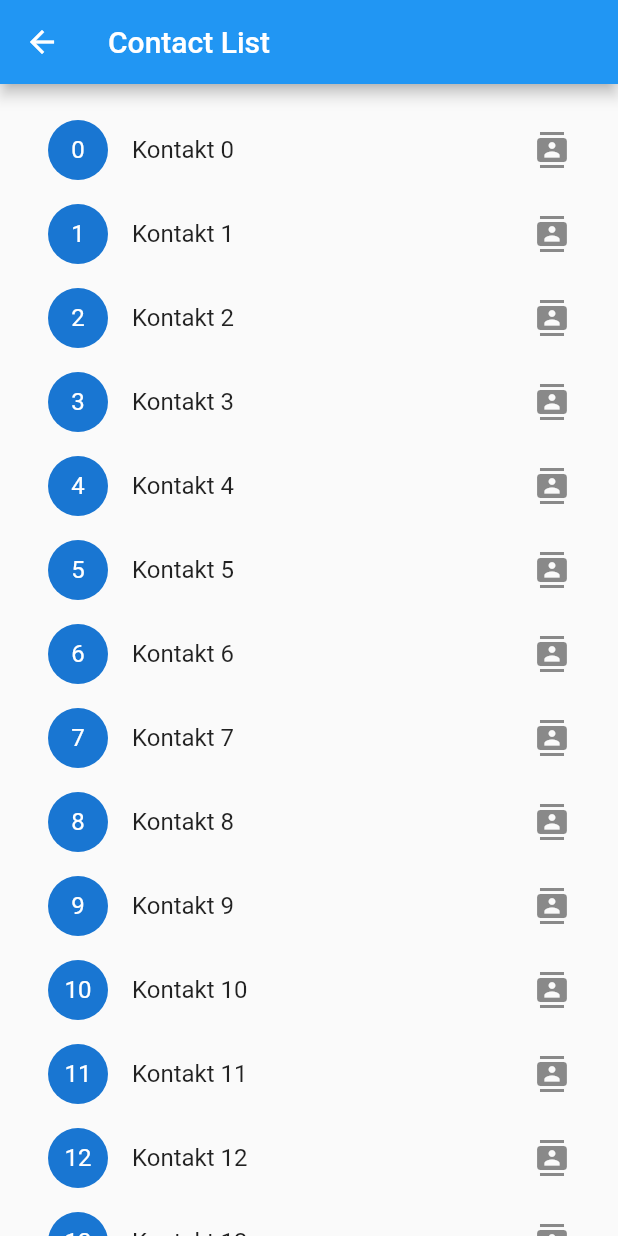
After one commit to drmilde/flutter_app1, a Flutter app: the ContactListPage screen opened directly, on a phone screen of 412 x 824 dp. The commit adds this screen. Run offline on Flutter 3.47's test engine with Material 2 defaults, Android fonts, the phone set to English and light mode, and no system bars; our stand-ins replace contacts_service, permission_handler.

Commit message:
ContatListView eingefügt

```diff
--- /dev/null
+++ b/lib/pages/ContactListPage.dart
@@ -0,0 +1,36 @@
+import 'package:flutter/material.dart';
+
+class ContactListPage extends StatefulWidget {
+  const ContactListPage({Key key}) : super(key: key);
+
+  @override
+  _ContactListPageState createState() => _ContactListPageState();
+}
+
+class _ContactListPageState extends State<ContactListPage> {
+  Widget _buildRow(int index) {
+    return ListTile(
+      leading: CircleAvatar(child: Text("$index")),
+      title: Text("Kontakt $index"),
+      trailing: Icon(Icons.contacts),
+    );
+  }
+
+  @override
+  Widget build(BuildContext context) {
+    return Scaffold(
+      appBar: AppBar(
+        title: Text("Contact List"),
+      ),
+      body: Center(
+        child: ListView.builder(
+          itemCount: 20,
+          padding: EdgeInsets.all(16.0),
+          itemBuilder: (context, idx) {
+            return _buildRow(idx);
+          },
+        ),
+      ),
+    );
+  }
+}
```
Also changed, not shown: lib/main.dart (+42 -6 lines), 1 other file.
